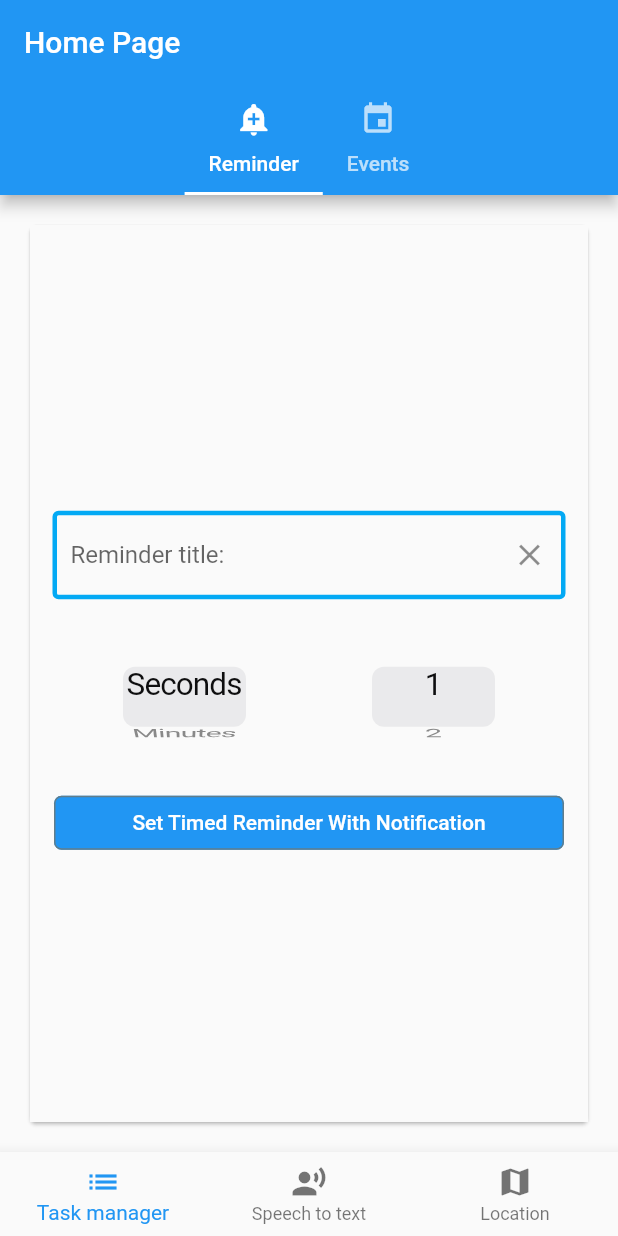
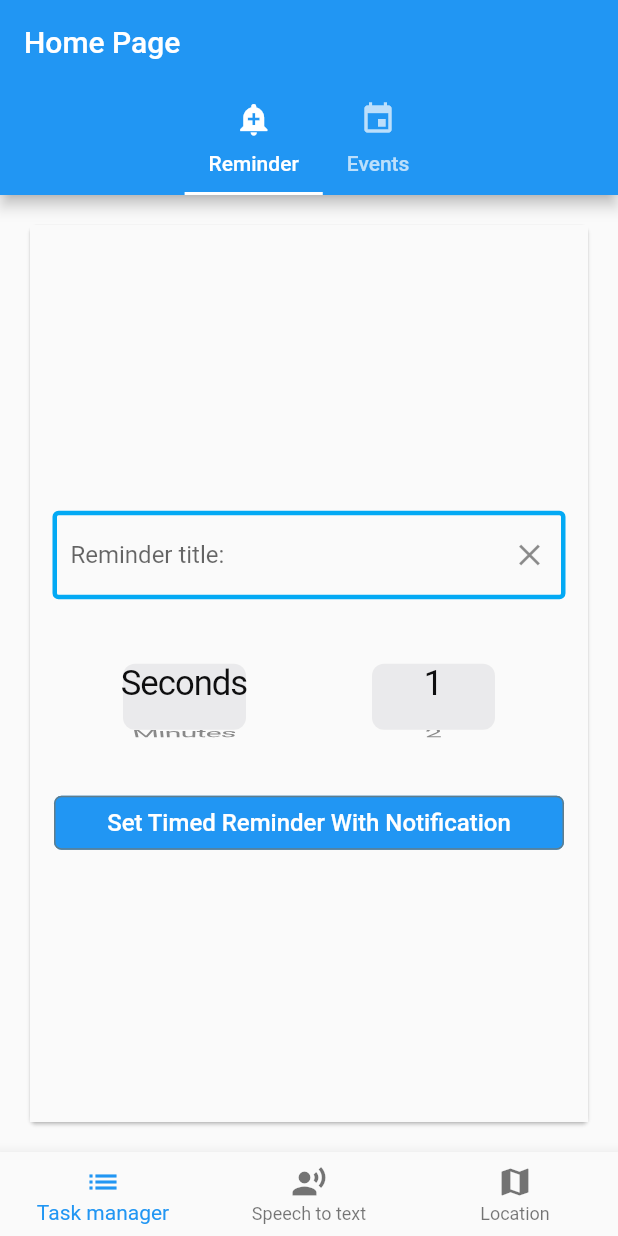
Before and after one commit to anannyasaha/Task-Management-app, a Flutter app: the screen it shows after launch, on a phone screen of 412 x 824 dp. Run offline on Flutter 3.47's test engine with Material 2 defaults, Android fonts, the phone set to English and light mode, and no system bars; our stand-ins replace avatar_glow, cloud_firestore, firebase_core, flutter_local_notifications, flutter_map, geolocator and 4 more; missing offline and left inert: flutter_email_sender, highlight_text; accounts and stored records are empty; statements that could not run were skipped.

Commit message:
minor reminder qualtiy of life changes

```diff
--- a/PlannerApp/lib/main.dart
+++ b/PlannerApp/lib/main.dart
@@ -208,6 +208,7 @@ class _MainPageState extends State<MainPage> {
                       width: 100.0,
                       height: 60.0,
                       child: CupertinoPicker(
+                        magnification: 1.1,
                         itemExtent: 40,
                         onSelectedItemChanged: (int index) {
                           _selectedParam = index;
@@ -232,6 +233,7 @@ class _MainPageState extends State<MainPage> {
                       width: 100.0,
                       height: 60.0,
                       child: CupertinoPicker(
+                        magnification: 1.1,
                         itemExtent: 40,
                         onSelectedItemChanged: (int index) {
                           val = index + 1;
@@ -488,7 +490,8 @@ class _MainPageState extends State<MainPage> {
               onPressed: _showNotification,
               color: Colors.blue,
               textColor: Colors.white,
-              child: new Text('Set Timed Reminder With Notification'),
+              child: new Text('Set Timed Reminder With Notification',
+                  style: new TextStyle(fontSize: 16.0)),
             )
           ],
         ),
```
